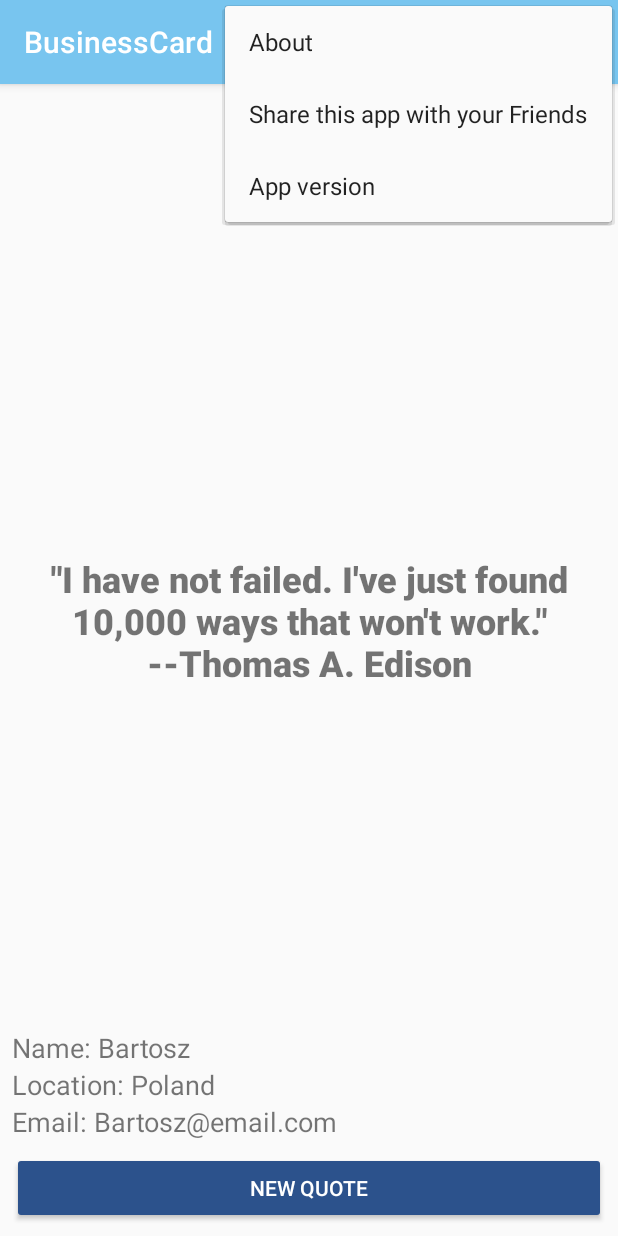
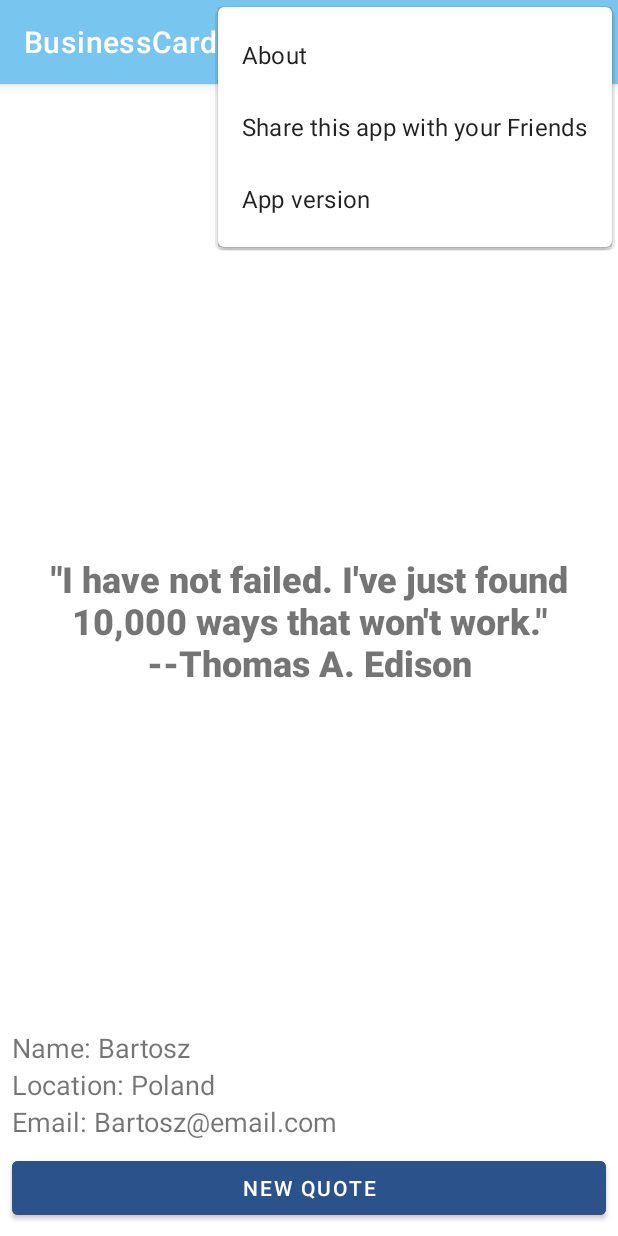
Before and after one commit to Bartozo/AndroidBootcamp, an Android app: the screen it shows after launch (MainActivity), with the options menu open, on a phone screen of 412 x 824 dp. Run offline under Robolectric (Android 15) with nearby library versions, the phone set to English and light mode, and no system bars.

Commit message:
Updated UI with material design.
- button is now material design button
- changed appcompat theme to material components theme

```diff
--- a/Week3/app/build.gradle
+++ b/Week3/app/build.gradle
@@ -32,5 +32,6 @@ dependencies {
     testImplementation 'junit:junit:4.12'
     androidTestImplementation 'androidx.test.ext:junit:1.1.1'
     androidTestImplementation 'androidx.test.espresso:espresso-core:3.2.0'
+    implementation 'com.google.android.material:material:1.1.0'
 
 }
--- a/Week3/app/src/main/java/com/bartoszkrol/businesscard/MainActivity.kt
+++ b/Week3/app/src/main/java/com/bartoszkrol/businesscard/MainActivity.kt
@@ -9,6 +9,7 @@ import android.widget.Button
 import android.widget.ImageView
 import android.widget.TextView
 import androidx.appcompat.app.AlertDialog
+import com.google.android.material.button.MaterialButton
 
 class MainActivity : AppCompatActivity() {
 
@@ -18,7 +19,7 @@ class MainActivity : AppCompatActivity() {
     private lateinit var nameTextView: TextView
     private lateinit var locationTextView: TextView
     private lateinit var emailTextView: TextView
-    private lateinit var newQuoteButton: Button
+    private lateinit var newQuoteButton: MaterialButton
 
     // Object
     companion object {
--- a/Week3/app/src/main/res/layout/activity_main.xml
+++ b/Week3/app/src/main/res/layout/activity_main.xml
@@ -57,7 +57,7 @@
             android:textSize="18sp" />
     </LinearLayout>
 
-    <Button
+    <com.google.android.material.button.MaterialButton
         android:id="@+id/newQuoteButton"
         android:layout_width="0dp"
         android:layout_height="wrap_content"
--- a/Week3/app/src/main/res/values/styles.xml
+++ b/Week3/app/src/main/res/values/styles.xml
@@ -1,6 +1,6 @@
 <resources>
     <!-- Base application theme. -->
-    <style name="AppTheme" parent="Theme.AppCompat.Light.DarkActionBar">
+    <style name="AppTheme" parent="Theme.MaterialComponents.Light.DarkActionBar">
         <!-- Customize your theme here. -->
         <item name="colorPrimary">@color/colorPrimary</item>
         <item name="colorPrimaryDark">@color/colorPrimaryDark</item>
```
